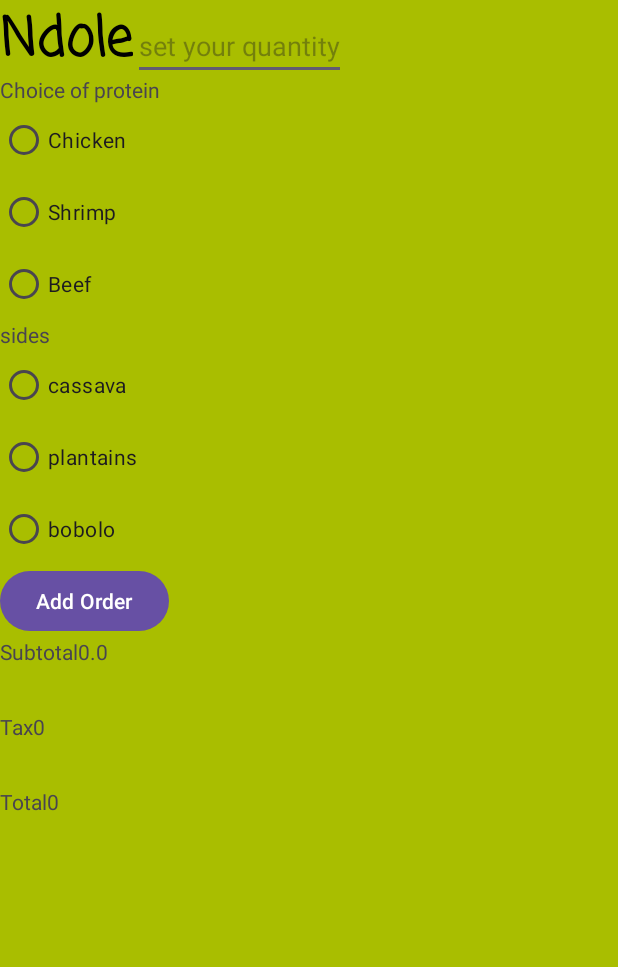
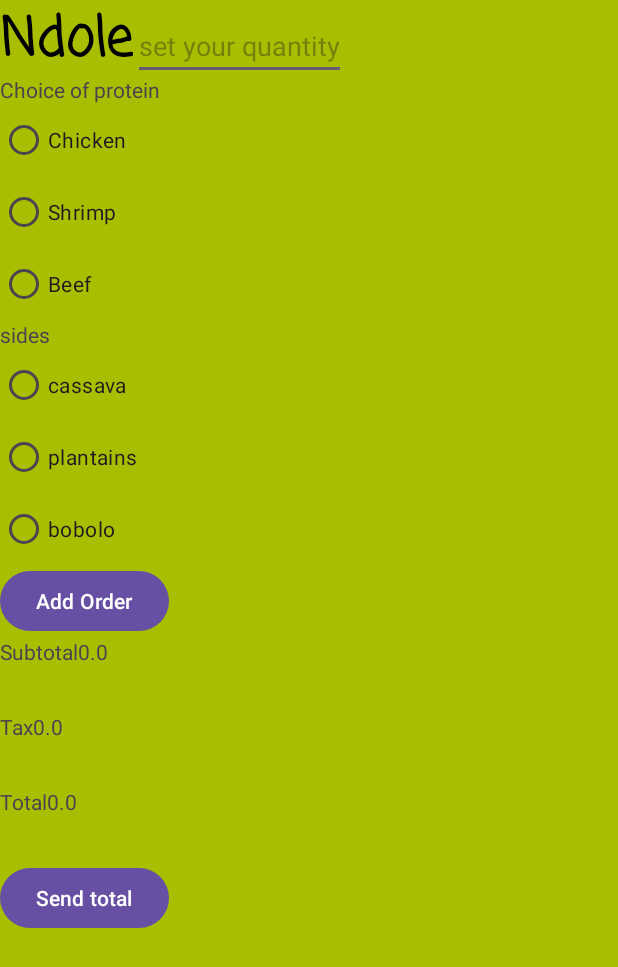
Before and after one commit to Anna24-bit/RestaurantApp, an Android app: the menuActivity screen opened directly, with no data from a screen before it, after a tap on "Add Order", on a phone screen of 412 x 824 dp. Shown: the top 967 px of the screen. Run offline under Robolectric (Android 15) with nearby library versions, the phone set to English and light mode, and no system bars.

Commit message:
new features

```diff
--- a/app/src/main/java/org/baltimorecityschools/restaurantapp/menuActivity.java
+++ b/app/src/main/java/org/baltimorecityschools/restaurantapp/menuActivity.java
@@ -1,16 +1,20 @@
 package org.baltimorecityschools.restaurantapp;
 
 import android.content.Intent;
+import android.net.Uri;
 import android.os.Bundle;
 import android.view.View;
 import android.widget.Button;
 import android.widget.EditText;
 import android.widget.RadioButton;
 import android.widget.TextView;
+import android.widget.Toast;
 
 import androidx.activity.EdgeToEdge;
 
 public class menuActivity extends MainActivity2 {
+    Button sendtote;
+    Toast helper;
     Ndole Norder;
     EditText quantityet;
     int quantity;
@@ -31,6 +35,9 @@ public class menuActivity extends MainActivity2 {
     TextView Subnumtv;
     TextView Taxtnumtv;
     TextView Totenumtv;
+    public static final double TAX_RATE= 0.06;
+    double tax;
+    double total;
 
     @Override
     protected void onCreate(Bundle savedInstanceState) {
@@ -49,10 +56,22 @@ public class menuActivity extends MainActivity2 {
         Subnumtv=findViewById(R.id.sub);
         Taxtnumtv=findViewById(R.id.tax);
         Totenumtv=findViewById(R.id.tote);
+        tax=0.0;
+        total=0.0;
+        sendtote=findViewById(R.id.sendTote);
+
+
         OrderButton.setOnClickListener(new View.OnClickListener() {
             @Override
             public void onClick(View view) {
-                quantity=Integer.parseInt(quantityet.getText().toString());
+
+                if (quantityet.getText().toString().equals("")){
+                    duration= Toast.LENGTH_SHORT;
+                    myToast=Toast.makeText(menuActivity.this,getString(R.string.myString),duration);
+                    myToast.show();
+                }else {
+                    quantity=Integer.parseInt(quantityet.getText().toString());
+                }
 
                 if(chickenrb.isChecked()){
                     protein ="chicken";
@@ -84,14 +103,43 @@ public class menuActivity extends MainActivity2 {
 
                 Norder= new Ndole(protein,sides,quantity);
 
-                subTote=Norder.getPrice();
+                subTote+=Norder.getPrice();
                 Subnumtv.setText(String.valueOf(subTote));
+
+                tax=TAX_RATE * subTote;
+                Taxtnumtv.setText(String.valueOf(tax));
+
+                total= subTote + tax;
+                Totenumtv.setText(String.valueOf(total));
+
+
 
             }
 
         });
 
+        sendtote.setOnClickListener(new View.OnClickListener() {
+            @Override
+            public void onClick(View view) {
+                String[] addresses = new String[] {getString(R.string.stringaddress)};
+                String subject = "total order";
+                String body= "Your total is " + total ;
+                composeEmail(addresses, subject,body);
+            }
+        });
+
+    }
+
+    private void composeEmail(String[] addresses, String subject, String body) {
+        Intent intent = new Intent(Intent.ACTION_SENDTO);
+        intent.setData(Uri.parse("mailto:")); // Only email apps handle this.
+        intent.putExtra(Intent.EXTRA_EMAIL, addresses);
+        intent.putExtra(Intent.EXTRA_SUBJECT, subject);
+        intent.putExtra(Intent.EXTRA_TEXT,body);
+        if (intent.resolveActivity(getPackageManager()) != null) {
+            startActivity(intent);
+        }
+    }
 
 
-    }
 }
--- a/app/src/main/res/layout/menu_activity.xml
+++ b/app/src/main/res/layout/menu_activity.xml
@@ -152,9 +152,16 @@
         android:id="@+id/tote"
         />
 
+
+
     </LinearLayout>
 
-
+    <Button
+        android:layout_width="wrap_content"
+        android:layout_height="wrap_content"
+        android:id="@+id/sendTote"
+        android:text="Send total"
+        />
 
 
 
--- a/app/src/main/res/values/strings.xml
+++ b/app/src/main/res/values/strings.xml
@@ -18,5 +18,6 @@
     <string name="zero2">0</string>
     <string name="total">Total</string>
     <string name="zero3">0</string>
-
+    <string name="myString">Please put in a quantity</string>
+    <string name="stringaddress">annael.green@gmail.com</string>
 </resources>
```
